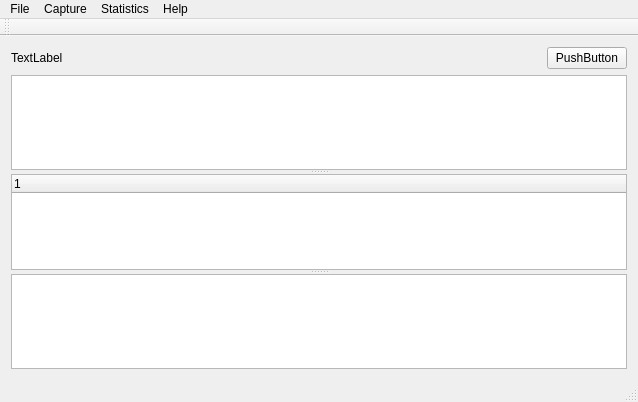
First picture: the form in mainwindow.ui, repository j4ckstraw/mSniffer, before the edit.
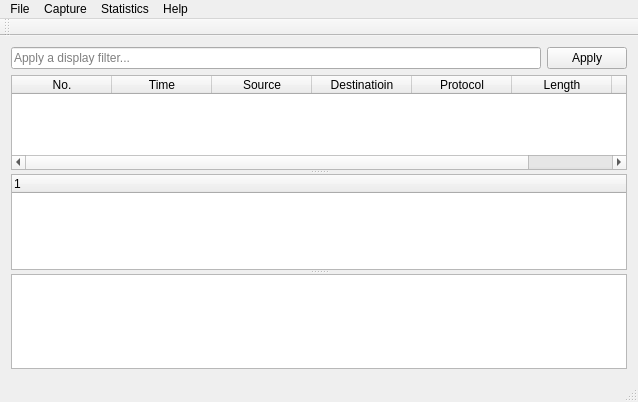
Second picture: the form after the edit.

Diff of the .ui file:
```diff
--- a/mainwindow.ui
+++ b/mainwindow.ui
@@ -18,9 +18,12 @@
     <item>
      <layout class="QHBoxLayout" name="horizontalLayout">
       <item>
-       <widget class="QLabel" name="label">
+       <widget class="QLineEdit" name="lineEdit_filter">
         <property name="text">
-         <string>TextLabel</string>
+         <string/>
+        </property>
+        <property name="placeholderText">
+         <string>Apply a display filter...</string>
         </property>
        </widget>
       </item>
@@ -33,7 +36,7 @@
          </sizepolicy>
         </property>
         <property name="text">
-         <string>PushButton</string>
+         <string>Apply</string>
         </property>
        </widget>
       </item>
@@ -44,8 +47,44 @@
       <property name="orientation">
        <enum>Qt::Vertical</enum>
       </property>
-      <widget class="QTableWidget" name="tableWidget"/>
-      <widget class="QTreeWidget" name="treeWidget">
+      <widget class="QTableWidget" name="tableWidget_packlist">
+       <column>
+        <property name="text">
+         <string>No.</string>
+        </property>
+       </column>
+       <column>
+        <property name="text">
+         <string>Time</string>
+        </property>
+       </column>
+       <column>
+        <property name="text">
+         <string>Source</string>
+        </property>
+       </column>
+       <column>
+        <property name="text">
+         <string>Destinatioin</string>
+        </property>
+       </column>
+       <column>
+        <property name="text">
+         <string>Protocol</string>
+        </property>
+       </column>
+       <column>
+        <property name="text">
+         <string>Length</string>
+        </property>
+       </column>
+       <column>
+        <property name="text">
+         <string>Info</string>
+        </property>
+       </column>
+      </widget>
+      <widget class="QTreeWidget" name="treeWidget_prototree">
        <column>
         <property name="text">
          <string notr="true">1</string>
```
Left out of the diff: 27 changed lines with no effect on the pictures.
